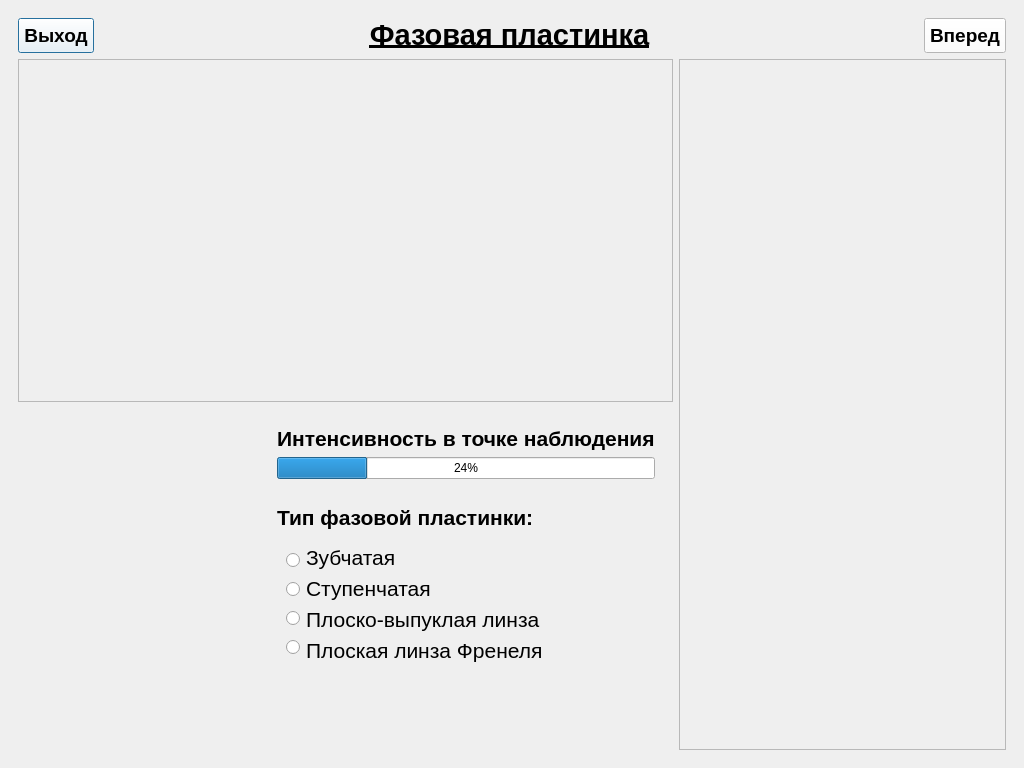
Qt form QtFresnelZones/phaseplatewindow.ui (Lnd-stoL/fresnel-zones-qt) before a commit.
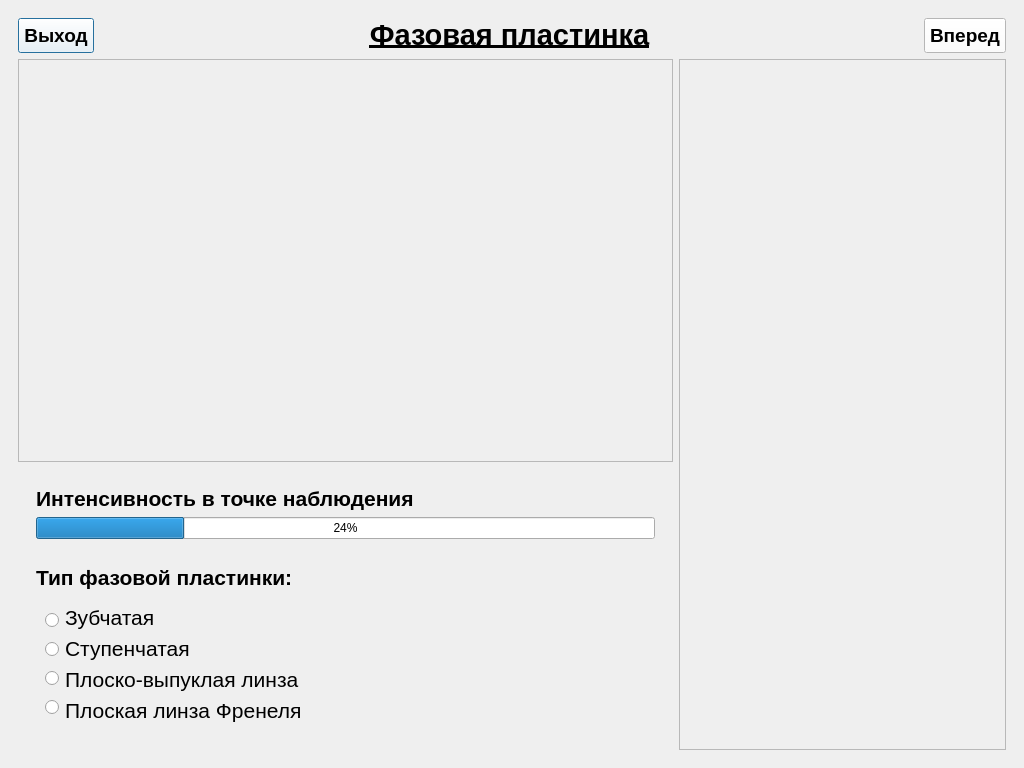
The same form after that commit. Custom widgets are drawn as their Qt base class.

Diff of the .ui file:
```diff
--- a/QtFresnelZones/phaseplatewindow.ui
+++ b/QtFresnelZones/phaseplatewindow.ui
@@ -215,7 +215,7 @@
              <item>
               <widget class="SchemeGraph" name="widget_schemeGraph" native="true">
                <property name="sizePolicy">
-                <sizepolicy hsizetype="MinimumExpanding" vsizetype="Preferred">
+                <sizepolicy hsizetype="MinimumExpanding" vsizetype="Expanding">
                  <horstretch>0</horstretch>
                  <verstretch>0</verstretch>
                 </sizepolicy>
@@ -227,6 +227,12 @@
           </item>
           <item>
            <widget class="QFrame" name="frame_4">
+            <property name="sizePolicy">
+             <sizepolicy hsizetype="Preferred" vsizetype="Minimum">
+              <horstretch>0</horstretch>
+              <verstretch>0</verstretch>
+             </sizepolicy>
+            </property>
             <property name="frameShape">
              <enum>QFrame::NoFrame</enum>
             </property>
@@ -234,16 +240,6 @@
              <enum>QFrame::Raised</enum>
             </property>
             <layout class="QHBoxLayout" name="horizontalLayout_2">
-             <item>
-              <widget class="QFrame" name="frame_6">
-               <property name="frameShape">
-                <enum>QFrame::NoFrame</enum>
-               </property>
-               <property name="frameShadow">
-                <enum>QFrame::Raised</enum>
-               </property>
-              </widget>
-             </item>
              <item alignment="Qt::AlignTop">
               <widget class="QFrame" name="frame_7">
                <property name="frameShape">
```
Left out of the diff: 2 changed lines with no effect on the pictures.
